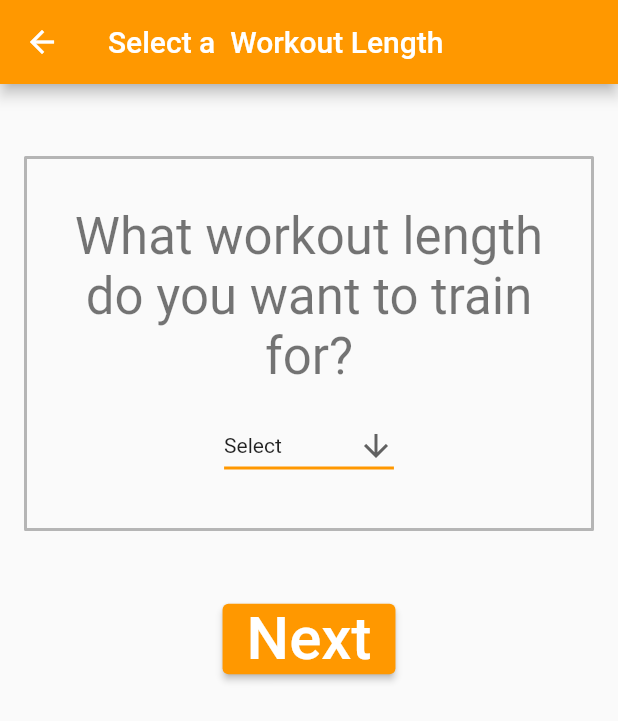
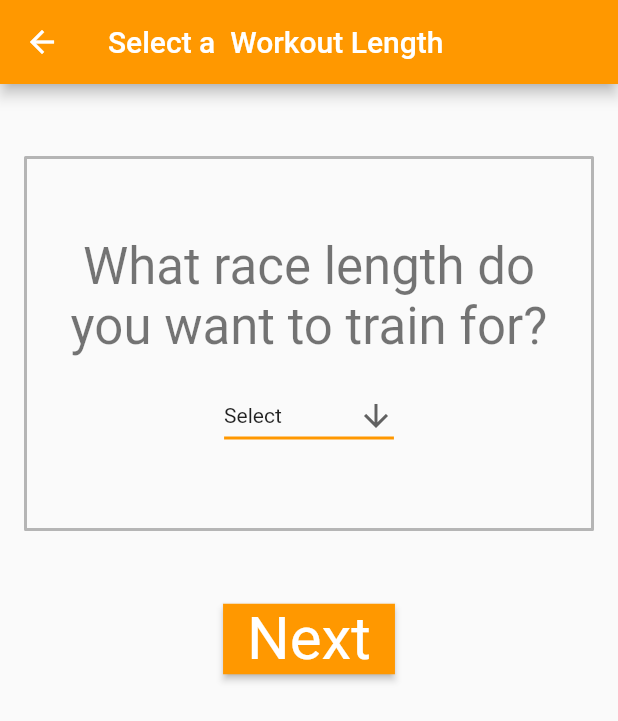
Before and after one commit to aidancaputi/FitNut, a Flutter app: the WorkoutButton widget shown alone on an empty page, opened directly with empty values, after a tap on "Next", on a phone screen of 412 x 824 dp. Shown: the top 721 px of the screen. Run offline on Flutter 3.47's test engine with Material 2 defaults, Android fonts, the phone set to English and light mode, and no system bars; our stand-ins replace table_calendar.

Commit message:
minor ui fixes, added generate plan test cases

```diff
--- a/lib/new_workout_files/user_inputs/generate_button.dart
+++ b/lib/new_workout_files/user_inputs/generate_button.dart
@@ -35,6 +35,9 @@ class _GenerateButtonState extends State<GenerateButton> {
     return Column(children: <Widget>[
       const SizedBox(height: 32.0),
       ElevatedButton(
+        style: ElevatedButton.styleFrom(
+            shape:
+                RoundedRectangleBorder(borderRadius: BorderRadius.circular(0))),
         onPressed: () {
           List<Week> newPlan;
           // input verification
@@ -81,7 +84,8 @@ class _GenerateButtonState extends State<GenerateButton> {
         },
         child: Text(
           'Generate a ${widget.workoutProperties.workoutType} Workout',
-          style: const TextStyle(fontSize: 30, color: Colors.white),
+          style: const TextStyle(
+              fontSize: 30, color: Colors.white, fontWeight: FontWeight.w400),
         ),
       ),
       const SizedBox(height: 32.0),
--- a/lib/new_workout_files/user_inputs/workout_button.dart
+++ b/lib/new_workout_files/user_inputs/workout_button.dart
@@ -22,6 +22,9 @@ class _WorkoutButtonState extends State<WorkoutButton> {
     return Column(children: <Widget>[
       const SizedBox(height: 32.0),
       ElevatedButton(
+        style: ElevatedButton.styleFrom(
+            shape:
+                RoundedRectangleBorder(borderRadius: BorderRadius.circular(0))),
         onPressed: () {
           // input verification
           if (widget.workout == "Select") {
@@ -51,7 +54,8 @@ class _WorkoutButtonState extends State<WorkoutButton> {
         },
         child: const Text(
           'Next',
-          style: TextStyle(fontSize: 40, color: Colors.white),
+          style: TextStyle(
+              fontSize: 40, color: Colors.white, fontWeight: FontWeight.w400),
         ),
       ),
       const SizedBox(height: 32.0),
--- a/lib/new_workout_files/user_inputs/workout_length_button.dart
+++ b/lib/new_workout_files/user_inputs/workout_length_button.dart
@@ -26,6 +26,9 @@ class _WorkoutLengthButtonState extends State<WorkoutLengthButton> {
     return Column(children: <Widget>[
       const SizedBox(height: 32.0),
       ElevatedButton(
+        style: ElevatedButton.styleFrom(
+            shape:
+                RoundedRectangleBorder(borderRadius: BorderRadius.circular(0))),
         onPressed: () {
           // input verification
           if (widget.workoutLength == "Select") {
@@ -118,7 +121,8 @@ class _WorkoutLengthButtonState extends State<WorkoutLengthButton> {
         },
         child: const Text(
           'Next',
-          style: TextStyle(fontSize: 40, color: Colors.white),
+          style: TextStyle(
+              fontSize: 40, color: Colors.white, fontWeight: FontWeight.w400),
         ),
       ),
       const SizedBox(height: 32.0),
--- a/lib/new_workout_files/user_inputs/workout_length_input.dart
+++ b/lib/new_workout_files/user_inputs/workout_length_input.dart
@@ -32,7 +32,7 @@ class _WorkoutLengthInputState extends State<WorkoutLengthInput> {
           width: widget.borderProperties.borderWidth,
           child: Column(mainAxisAlignment: MainAxisAlignment.center, children: [
             Text(
-              'What workout length do you want to train for?',
+              'What race length do you want to train for?',
               style: Theme.of(context).textTheme.headlineMedium,
               textAlign: TextAlign.center,
             ),
--- a/lib/plan_gen.dart
+++ b/lib/plan_gen.dart
@@ -8,8 +8,6 @@ import 'package:FitNut/base_plan_files/full-IM.dart';
 import 'package:FitNut/base_plan_files/half-IM.dart';
 import 'package:FitNut/base_plan_files/olympic-tri.dart';
 import 'package:FitNut/base_plan_files/sprint-tri.dart';
-import 'package:FitNut/user_input.dart';
-import 'package:flutter/material.dart';
 import 'base_plan_files/5K.dart';
 import 'base_plan_files/marathon.dart';
 import 'base_plan_files/half-marathon.dart';
@@ -960,9 +958,9 @@ List<Week> generatePlan(
     initialPlanList = baseHalfMarathonPlan;
   } else if (activity == "10K") {
     initialPlanList = base10kPlan;
-  } else if (activity == "Sprint Triathlon") {
+  } else if (activity == "Sprint") {
     initialPlanList = baseSprintPlan;
-  } else if (activity == "Olympic Triathlon") {
+  } else if (activity == "Olympic") {
     initialPlanList = baseOlympicPlan;
   } else if (activity == "Half Ironman") {
     initialPlanList = baseHalfIMPlan;
```
Also changed, not shown: 1 other file.
